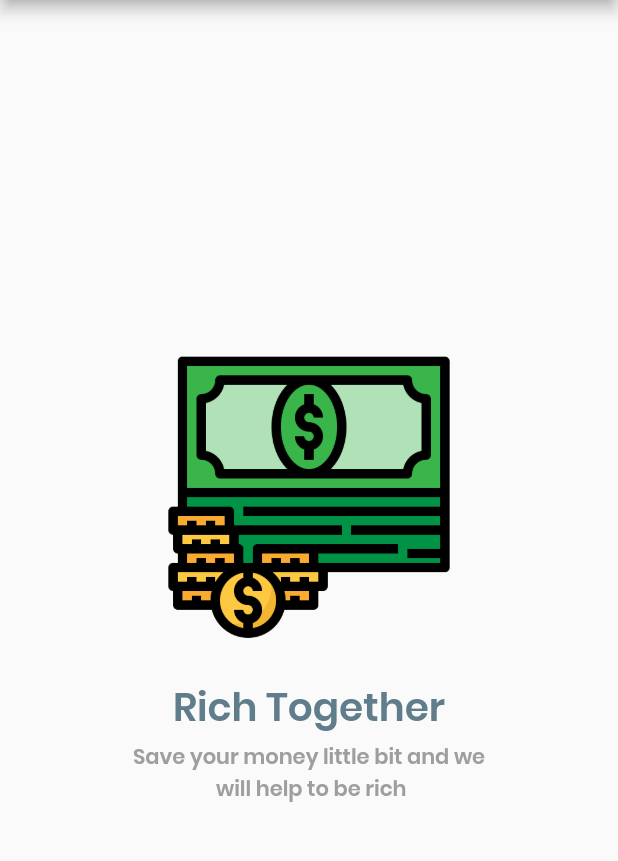
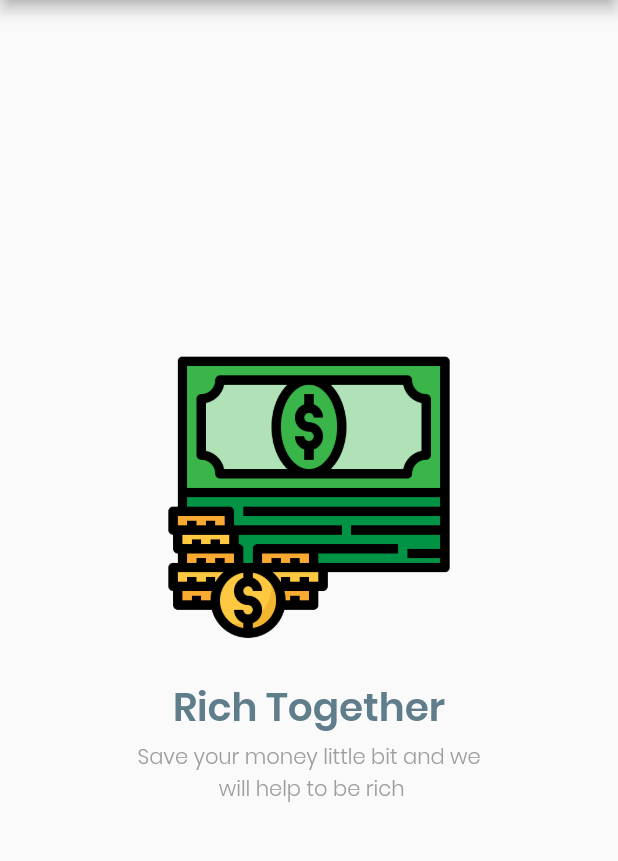
Before and after one commit to hanasoke/cashy_app, a Flutter app: the screen it shows after launch, on a phone screen of 412 x 824 dp, the part 84-945 px from its top. Run offline on Flutter 3.47's test engine with Material 2 defaults, Android fonts, the phone set to English and light mode, and no system bars.

```diff
--- a/lib/font_style.dart
+++ b/lib/font_style.dart
@@ -3,11 +3,13 @@ import 'package:flutter/material.dart';
 TextStyle mainHeader =  TextStyle(
   fontSize: 26,
   color: Colors.blueGrey,
-  fontFamily: 'Poppins'
+  fontFamily: 'Poppins',
+  fontWeight: FontWeight.w700
 );
 
 TextStyle subHeader =  TextStyle(
   fontSize: 14,
   color: Colors.grey,
-  fontFamily: 'Poppins'
+  fontFamily: 'Poppins',
+  fontWeight: FontWeight.w300
 );
--- a/pubspec.yaml
+++ b/pubspec.yaml
@@ -59,7 +59,10 @@ flutter:
   fonts:
     - family: Poppins
       fonts:
-      - asset: assets/fonts/Poppins-SemiBold.ttf
+        - asset: assets/fonts/Poppins-SemiBold.ttf
+          weight: 700
+        - asset: assets/fonts/Poppins-Light.ttf
+          weight: 300
   #         style: italic
   #   - family: Trajan Pro
   #     fonts:
```
